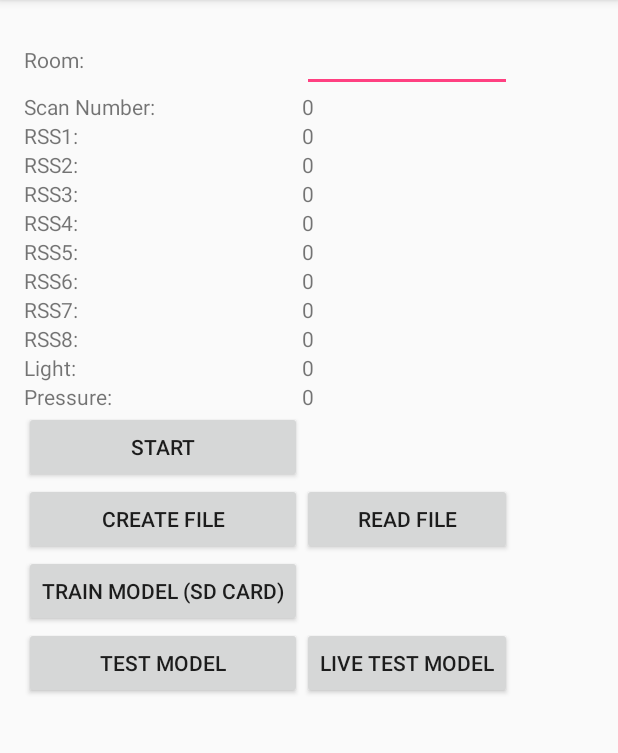
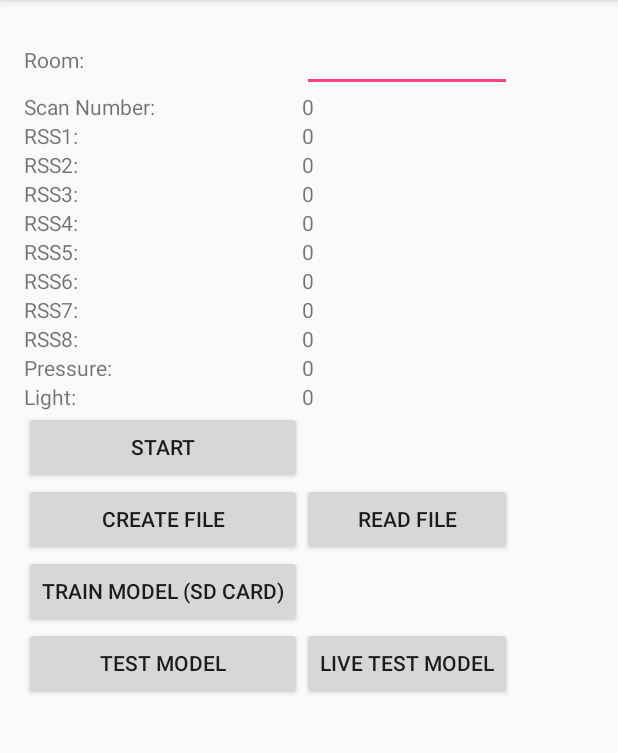
Before and after one commit to JoelNiklaus/IndoLoc, an Android app: the CollectDataActivity screen opened directly, with no data from a screen before it, on a phone screen of 412 x 824 dp, the part 84-837 px from its top. Run offline under Robolectric (Android 15) with nearby library versions, the phone set to English and light mode, and no system bars; libraries missing offline, so code that uses them is left out: weka.classifiers, weka.classifiers.bayes, weka.classifiers.functions, weka.classifiers.lazy, weka.classifiers.meta and 4 more.

Commit message:
some cleanup

```diff
--- a/app/src/main/java/ch/joelniklaus/indoloc/activities/CollectDataActivity.java
+++ b/app/src/main/java/ch/joelniklaus/indoloc/activities/CollectDataActivity.java
@@ -19,7 +19,6 @@ import android.widget.TextView;
 import android.widget.Toast;
 
 import java.util.ArrayList;
-import java.util.Arrays;
 import java.util.List;
 
 import ch.joelniklaus.indoloc.R;
@@ -33,8 +32,8 @@ import weka.core.Instances;
 
 public class CollectDataActivity extends AppCompatActivity implements SensorEventListener {
 
-    private TextView scanText, rss1Text, rss2Text, rss3Text, rss4Text, rss5Text, rss6Text, rss7Text, rss8Text, accelerometerText, magnetometerText;
-    private TextView scanValue, rss1Value, rss2Value, rss3Value, rss4Value, rss5Value, rss6Value, rss7Value, rss8Value, accelerometerValue, magnetometerValue;
+    private TextView scanText, rss1Text, rss2Text, rss3Text, rss4Text, rss5Text, rss6Text, rss7Text, rss8Text, magneticYText, magneticZText;
+    private TextView scanValue, rss1Value, rss2Value, rss3Value, rss4Value, rss5Value, rss6Value, rss7Value, rss8Value, magneticYValue, magneticZValue;
     private Button startButton;
     private EditText roomEditText;
 
@@ -148,10 +147,10 @@ public class CollectDataActivity extends AppCompatActivity implements SensorEven
         rss8Text = (TextView) findViewById(R.id.txtRSS8V);
         rss8Value = (TextView) findViewById(R.id.txtRSS8);
 
-        magnetometerText = (TextView) findViewById(R.id.txtMagnetometerV);
-        magnetometerValue = (TextView) findViewById(R.id.txtMagnetometer);
-        accelerometerText = (TextView) findViewById(R.id.txtAccelerometerV);
-        accelerometerValue = (TextView) findViewById(R.id.txtAccelerometer);
+        magneticYText = (TextView) findViewById(R.id.txtmagneticYV);
+        magneticYValue = (TextView) findViewById(R.id.txtmagneticY);
+        magneticZText = (TextView) findViewById(R.id.txtmagneticZV);
+        magneticZValue = (TextView) findViewById(R.id.txtmagneticZ);
 
         startButton = (Button) findViewById(R.id.btnStart);
         roomEditText = (EditText) findViewById(R.id.editRoom);
@@ -179,10 +178,10 @@ public class CollectDataActivity extends AppCompatActivity implements SensorEven
     public void onSensorChanged(SensorEvent event) {
         sensorData = sensorHelper.readSensorData(event);
 
-        magnetometerValue.setText(Float.toString(sensorData.getMagneticY()));
-        magnetometerText.setText("MagneticY");
-        accelerometerValue.setText(Float.toString(sensorData.getMagneticZ()));
-        accelerometerText.setText("MagneticZ");
+        magneticYValue.setText(Float.toString(sensorData.getMagneticY()));
+        magneticYText.setText("MagneticY");
+        magneticZValue.setText(Float.toString(sensorData.getMagneticZ()));
+        magneticZText.setText("MagneticZ");
 
         wifiManager.startScan();
     }
@@ -229,13 +228,11 @@ public class CollectDataActivity extends AppCompatActivity implements SensorEven
     }
 
 
-
     public void liveTestModel(View v) {
         try {
             Instances test = fileHelper.loadArffFromExternalStorage("test.arff");
 
             Instances data = WekaHelper.convertToSingleInstance(test, registerDataPoint());
-
 
             wekaHelper.testForView(data);
         } catch (Exception e) {
--- a/app/src/main/java/ch/joelniklaus/indoloc/helpers/SensorHelper.java
+++ b/app/src/main/java/ch/joelniklaus/indoloc/helpers/SensorHelper.java
@@ -20,7 +20,8 @@ public class SensorHelper {
     private SensorManager sensorManager;
     private Sensor ambientTemperatureSensor, lightSensor, pressureSensor, relativeHumiditySensor, magnetometer, accelerometer;
     private double ambientTemperature, light, pressure, relativeHumidity;
-
+    private float[] magnetic = new float[3], gravity = new float[3], magneticFingerprint = new float[3];
+    private final float alpha = (float) 0.8;
 
     public SensorHelper(Context context) {
         this.context = context;
@@ -28,38 +29,6 @@ public class SensorHelper {
 
     public void setUpSensors() {
         sensorManager = (SensorManager) context.getSystemService(context.SENSOR_SERVICE);
-
-/*
-        if (sensorManager.getDefaultSensor(Sensor.TYPE_AMBIENT_TEMPERATURE) != null){
-            ambientTemperatureSensor = sensorManager.getDefaultSensor(Sensor.TYPE_AMBIENT_TEMPERATURE);
-            alert("Success: ambient temperature");
-        }
-        else {
-            alert("Failure: ambient temperature");
-        }
-
-        if (sensorManager.getDefaultSensor(Sensor.TYPE_RELATIVE_HUMIDITY) != null){
-            relativeHumiditySensor = sensorManager.getDefaultSensor(Sensor.TYPE_RELATIVE_HUMIDITY);
-            alert("Success: relative humidity");
-        }
-        else {
-            alert("Failure: reltive humidity");
-        }
-
-        if (sensorManager.getDefaultSensor(Sensor.TYPE_LIGHT) != null) {
-            lightSensor = sensorManager.getDefaultSensor(Sensor.TYPE_LIGHT);
-            alert("Success: light");
-        } else {
-            alert("Failure: light");
-        }
-
-        if (sensorManager.getDefaultSensor(Sensor.TYPE_PRESSURE) != null) {
-            pressureSensor = sensorManager.getDefaultSensor(Sensor.TYPE_PRESSURE);
-            alert("Success: pressure");
-        } else {
-            alert("Failure: pressure");
-        }
-        */
 
         if (sensorManager.getDefaultSensor(Sensor.TYPE_MAGNETIC_FIELD) != null) {
             magnetometer = sensorManager.getDefaultSensor(Sensor.TYPE_MAGNETIC_FIELD);
@@ -77,11 +46,6 @@ public class SensorHelper {
     }
 
     public void registerListeners() {
-        //sensorManager.registerListener(this, ambientTemperatureSensor, SensorManager.SENSOR_DELAY_UI);
-        //sensorManager.registerListener(this, relativeHumiditySensor, SensorManager.SENSOR_DELAY_UI);
-        //sensorManager.registerListener((SensorEventListener) context, lightSensor, SensorManager.SENSOR_DELAY_UI);
-        //sensorManager.registerListener((SensorEventListener) context, pressureSensor, SensorManager.SENSOR_DELAY_UI);
-
         sensorManager.registerListener((SensorEventListener) context, magnetometer, SensorManager.SENSOR_DELAY_UI);
         sensorManager.registerListener((SensorEventListener) context, accelerometer, SensorManager.SENSOR_DELAY_UI);
     }
@@ -91,34 +55,6 @@ public class SensorHelper {
     }
 
     public SensorData readSensorData(SensorEvent event) {
-                /*
-        if (event.sensor.getType() == Sensor.TYPE_AMBIENT_TEMPERATURE) {
-            //take the values
-            ambientTemperature = event.values[0];
-        }
-
-         if (event.sensor.getType() == Sensor.TYPE_RELATIVE_HUMIDITY) {
-            //take the values
-            relativeHumidity = event.values[0];
-        }
-
-
-        if (event.sensor.getType() == Sensor.TYPE_LIGHT) {
-            //take the values
-            light = event.values[0];
-
-        }
-
-        if (event.sensor.getType() == Sensor.TYPE_PRESSURE) {
-            //take the values
-            pressure = event.values[0];
-
-        }
-        */
-        float[] magnetic = new float[3], gravity = new float[3], magneticFingerprint = new float[3];
-        final float alpha = (float) 0.8;
-
-
         if (event.sensor.getType() == Sensor.TYPE_ACCELEROMETER) {
             //take the values
             gravity[0] = alpha * gravity[0] + (1 - alpha) * event.values[0];
@@ -144,11 +80,9 @@ public class SensorHelper {
             magneticFingerprint[0] = A_W[0]; // x-value: should always be 0
             magneticFingerprint[1] = A_W[1]; // y-value
             magneticFingerprint[2] = A_W[2]; // z-value
-
-            //Log.d("Field","\nX :"+A_W[0]+"\nY :"+A_W[1]+"\nZ :"+A_W[2]);
         }
 
-        return new SensorData(magneticFingerprint[1], magneticFingerprint[1]);
+        return new SensorData(magneticFingerprint[1], magneticFingerprint[2]);
     }
 
     public void alert(String message) {
--- a/app/src/main/res/layout/activity_collect_data.xml
+++ b/app/src/main/res/layout/activity_collect_data.xml
@@ -38,19 +38,6 @@
                 android:layout_alignParentLeft="true"
                 android:layout_alignParentStart="true" />
         </TableRow>
-
-        <!--
-        <TableRow>
-
-            <Button
-                android:id="@+id/addRoom"
-                android:layout_width="wrap_content"
-                android:layout_height="wrap_content"
-                android:onClick="saveToArff"
-                android:text="Add Room" />
-
-        </TableRow>
--->
 
         <TableRow>
 
@@ -227,15 +214,15 @@
         <TableRow>
 
             <TextView
-                android:id="@+id/txtAccelerometerV"
+                android:id="@+id/txtmagneticYV"
                 android:layout_width="wrap_content"
                 android:layout_height="wrap_content"
                 android:layout_alignParentLeft="true"
                 android:layout_alignParentStart="true"
-                android:text="Light:" />
+                android:text="Pressure:" />
 
             <TextView
-                android:id="@+id/txtAccelerometer"
+                android:id="@+id/txtmagneticY"
                 android:layout_width="wrap_content"
                 android:layout_height="wrap_content"
                 android:layout_alignParentLeft="true"
@@ -246,21 +233,23 @@
         <TableRow>
 
             <TextView
-                android:id="@+id/txtMagnetometerV"
+                android:id="@+id/txtmagneticZV"
                 android:layout_width="wrap_content"
                 android:layout_height="wrap_content"
                 android:layout_alignParentLeft="true"
                 android:layout_alignParentStart="true"
-                android:text="Pressure:" />
+                android:text="Light:" />
 
             <TextView
-                android:id="@+id/txtMagnetometer"
+                android:id="@+id/txtmagneticZ"
                 android:layout_width="wrap_content"
                 android:layout_height="wrap_content"
                 android:layout_alignParentLeft="true"
                 android:layout_alignParentStart="true"
                 android:text="0" />
         </TableRow>
+
+
 
         <TableRow>
 
@@ -325,71 +314,4 @@
 
     </TableLayout>
 
-    <!--
-    <TextView
-        android:id="@+id/intro"
-        android:layout_width="wrap_content"
-        android:layout_height="wrap_content"
-        android:layout_alignParentBottom="true"
-        android:layout_alignParentLeft="true"
-        android:layout_alignParentStart="true"
-        android:text="@string/intro" />
-
-
-
-   <RadioGroup
-       android:id="@+id/radioGroup"
-       android:layout_width="wrap_content"
-       android:layout_height="wrap_content"
-       android:layout_marginRight="31dp"
-       android:layout_marginEnd="31dp"
-       android:layout_marginTop="118dp"
-       android:layout_alignParentTop="true"
-       android:layout_alignParentRight="true"
-       android:layout_alignParentEnd="true">
-
-       <RadioButton
-           android:text="@string/corridor"
-           android:layout_width="wrap_content"
-           android:layout_height="wrap_content"
-           android:id="@+id/corridor"
-           android:layout_weight="1" />
-
-       <RadioButton
-           android:text="@string/kitchen"
-           android:layout_width="wrap_content"
-           android:layout_height="wrap_content"
-           android:id="@+id/kitchen"
-           android:layout_weight="1" />
-
-       <RadioButton
-           android:text="@string/living_room"
-           android:layout_width="wrap_content"
-           android:layout_height="wrap_content"
-           android:id="@+id/livingRoom"
-           android:layout_weight="1" />
-
-       <RadioButton
-           android:text="@string/nicola_room"
-           android:layout_width="wrap_content"
-           android:layout_height="wrap_content"
-           android:id="@+id/roomNicola"
-           android:layout_weight="1" />
-
-       <RadioButton
-           android:text="@string/tobias_room"
-           android:layout_width="wrap_content"
-           android:layout_height="wrap_content"
-           android:id="@+id/roomTobias"
-           android:layout_weight="1" />
-
-       <RadioButton
-           android:text="@string/joel_room"
-           android:layout_width="wrap_content"
-           android:layout_height="wrap_content"
-           android:id="@+id/roomJoel"
-           android:layout_weight="1" />
-   </RadioGroup>
-   -->
-
 </RelativeLayout>
```
Also changed, not shown: app/src/main/java/ch/joelniklaus/indoloc/helpers/WekaHelper.java (+0 -11 lines).
